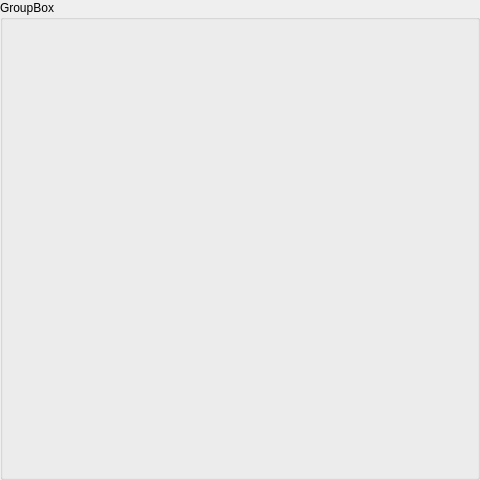
First picture: the form in Apps/IoT-Dashboard/MushroomView.ui, repository quachconghoang/agricultureDrone, before the edit.
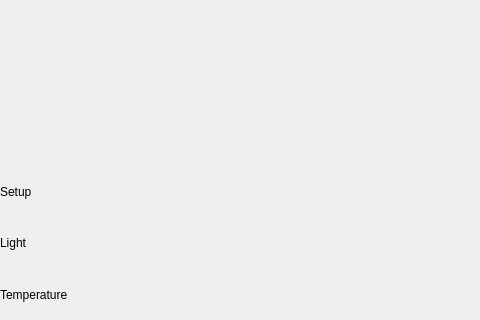
Second picture: the form after the edit.

```diff
--- a/Apps/IoT-Dashboard/MushroomView.ui
+++ b/Apps/IoT-Dashboard/MushroomView.ui
@@ -7,25 +7,102 @@
     <x>0</x>
     <y>0</y>
     <width>480</width>
-    <height>480</height>
+    <height>320</height>
    </rect>
   </property>
+  <property name="minimumSize">
+   <size>
+    <width>480</width>
+    <height>320</height>
+   </size>
+  </property>
   <property name="windowTitle">
    <string>Form</string>
   </property>
-  <widget class="QGroupBox" name="groupBox">
-   <property name="geometry">
-    <rect>
-     <x>0</x>
-     <y>0</y>
-     <width>480</width>
-     <height>480</height>
-    </rect>
+  <layout class="QVBoxLayout" name="verticalLayout">
+   <property name="leftMargin">
+    <number>0</number>
    </property>
-   <property name="title">
-    <string>GroupBox</string>
+   <property name="topMargin">
+    <number>3</number>
    </property>
-  </widget>
+   <property name="rightMargin">
+    <number>0</number>
+   </property>
+   <property name="bottomMargin">
+    <number>3</number>
+   </property>
+   <item>
+    <layout class="QHBoxLayout" name="hL_0">
+     <property name="spacing">
+      <number>3</number>
+     </property>
+     <item>
+      <widget class="QWidget" name="widget_0" native="true">
+       <property name="minimumSize">
+        <size>
+         <width>154</width>
+         <height>160</height>
+        </size>
+       </property>
+      </widget>
+     </item>
+     <item>
+      <widget class="QWidget" name="widget_1" native="true">
+       <property name="minimumSize">
+        <size>
+         <width>154</width>
+         <height>160</height>
+        </size>
+       </property>
+      </widget>
+     </item>
+     <item>
+      <widget class="QWidget" name="widget_2" native="true">
+       <property name="minimumSize">
+        <size>
+         <width>154</width>
+         <height>160</height>
+        </size>
+       </property>
+      </widget>
+     </item>
+    </layout>
+   </item>
+   <item>
+    <layout class="QHBoxLayout" name="hL_1">
+     <item>
+      <widget class="QLabel" name="label">
+       <property name="text">
+        <string>Setup</string>
+       </property>
+      </widget>
+     </item>
+    </layout>
+   </item>
+   <item>
+    <layout class="QHBoxLayout" name="hL_2">
+     <item>
+      <widget class="QLabel" name="label_2">
+       <property name="text">
+        <string>Light</string>
+       </property>
+      </widget>
+     </item>
+    </layout>
+   </item>
+   <item>
+    <layout class="QHBoxLayout" name="hL_3">
+     <item>
+      <widget class="QLabel" name="label_3">
+       <property name="text">
+        <string>Temperature</string>
+       </property>
+      </widget>
+     </item>
+    </layout>
+   </item>
+  </layout>
  </widget>
  <resources/>
  <connections/>
```
